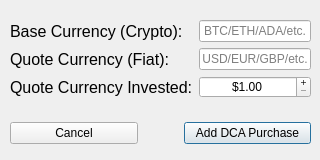
Old version of the form add_dca.ui in the repository jaw12346/Coinbase-Pro-DCA.
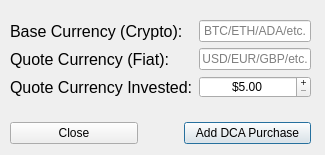
New version of the form.

Commit message: Some button wiring

```diff
--- a/add_dca.ui
+++ b/add_dca.ui
@@ -1,33 +1,15 @@
 <?xml version="1.0" encoding="UTF-8"?>
 <ui version="4.0">
- <class>add_dca</class>
- <widget class="QWidget" name="add_dca">
+ <class>add_dca_dialog</class>
+ <widget class="QDialog" name="add_dca_dialog">
   <property name="geometry">
    <rect>
     <x>0</x>
     <y>0</y>
-    <width>320</width>
-    <height>160</height>
+    <width>325</width>
+    <height>155</height>
    </rect>
   </property>
-  <property name="sizePolicy">
-   <sizepolicy hsizetype="Fixed" vsizetype="Fixed">
-    <horstretch>0</horstretch>
-    <verstretch>0</verstretch>
-   </sizepolicy>
-  </property>
-  <property name="minimumSize">
-   <size>
-    <width>320</width>
-    <height>160</height>
-   </size>
-  </property>
-  <property name="maximumSize">
-   <size>
-    <width>320</width>
-    <height>160</height>
-   </size>
-  </property>
   <property name="windowTitle">
    <string>Add DCA Purchase</string>
   </property>
@@ -148,7 +130,7 @@
        <string>$</string>
       </property>
       <property name="minimum">
-       <number>1</number>
+       <number>5</number>
       </property>
       <property name="maximum">
        <number>100000000</number>
@@ -160,7 +142,7 @@
        <enum>QAbstractSpinBox::DefaultStepType</enum>
       </property>
       <property name="value">
-       <number>1</number>
+       <number>5</number>
       </property>
      </widget>
     </item>
@@ -169,7 +151,7 @@
       <item>
        <widget class="QPushButton" name="cancel_add_button">
         <property name="text">
-         <string>Cancel</string>
+         <string>Close</string>
         </property>
         <property name="default">
          <bool>false</bool>
```
Left out of the diff: 7 changed lines with no effect on the pictures. The commit also changes 5 other files.
